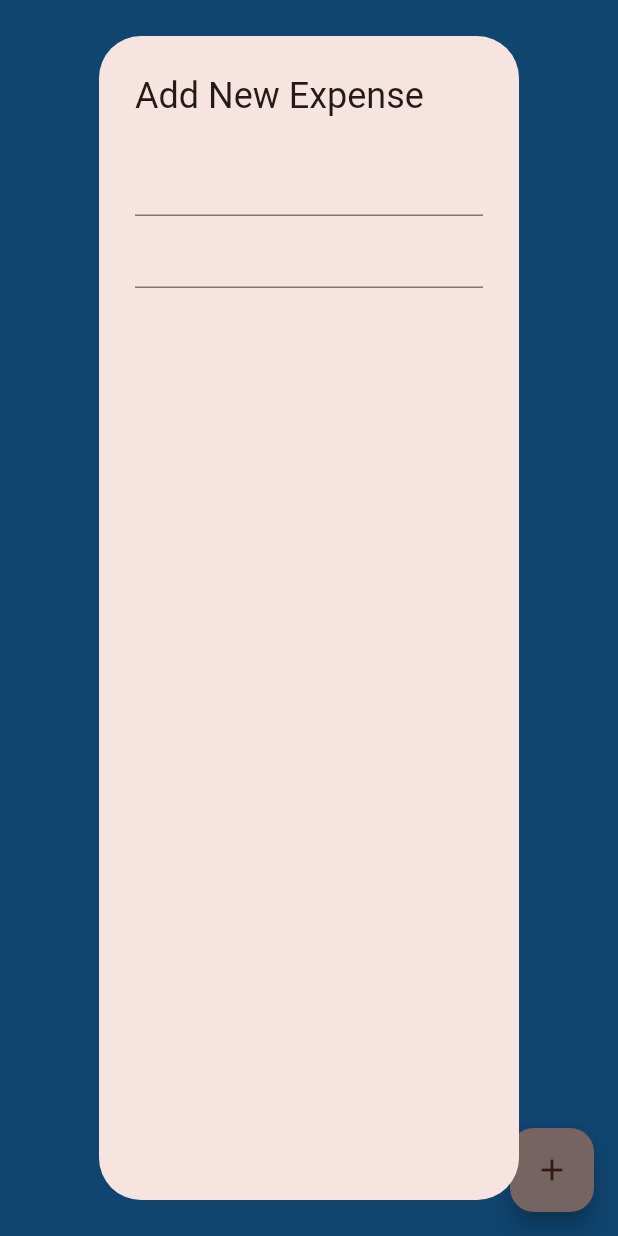
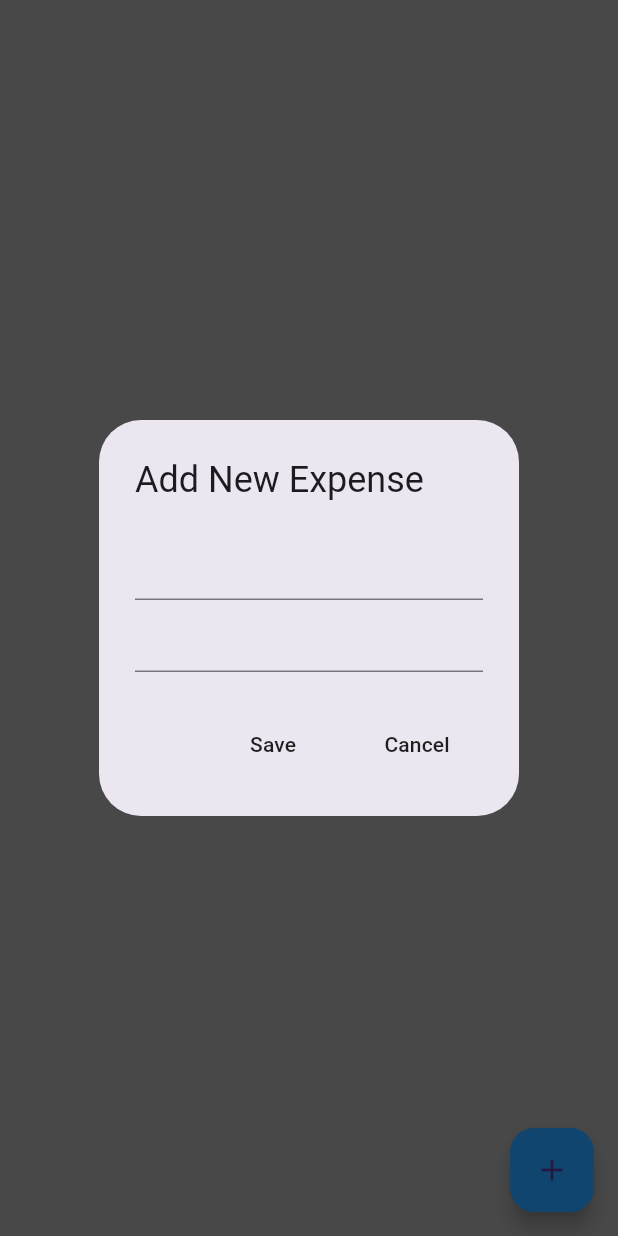
Before and after one commit to LTownsend99/Budget_App, a Flutter app: the screen it shows after launch, after a tap on the "add" icon, on a phone screen of 412 x 824 dp. Run offline on Flutter 3.47's test engine with Material 3 defaults, Android fonts, the phone set to English and light mode, and no system bars.

```diff
--- a/lib/data/expense_data.dart
+++ b/lib/data/expense_data.dart
@@ -1,7 +1,8 @@
 import 'package:budget_app/datetime/date_time_helper.dart';
 import 'package:budget_app/models/expense_item.dart';
+import 'package:flutter/cupertino.dart';
 
-class ExpenseData {
+class ExpenseData extends ChangeNotifier{
   // list ALL expenses
 
   List<ExpenseItem> overallExpenses = [];
@@ -16,12 +17,16 @@ class ExpenseData {
 
   void addNewExpense(ExpenseItem expenseItem) {
     overallExpenses.add(expenseItem);
+
+    notifyListeners();
   }
 
   // delete expense
 
   void deleteExpense(ExpenseItem expenseItem) {
     overallExpenses.remove(expenseItem);
+
+    notifyListeners();
   }
 
 //get weekday from a dataTime object
--- a/lib/datetime/date_time_helper.dart
+++ b/lib/datetime/date_time_helper.dart
@@ -1,4 +1,4 @@
-// convery a DateTime to a string in format - yyyy/mm/dd
+// convert a DateTime to a string in format - yyyy/mm/dd
 
 String convertDateTimeToString(DateTime dateTime)
 {
--- a/lib/main.dart
+++ b/lib/main.dart
@@ -1,5 +1,7 @@
+import 'package:budget_app/data/expense_data.dart';
 import 'package:budget_app/pages/home.dart';
 import 'package:flutter/material.dart';
+import 'package:provider/provider.dart';
 
 void main() {
   runApp(const MyApp());
@@ -11,27 +13,12 @@ class MyApp extends StatelessWidget {
   // This widget is the root of your application.
   @override
   Widget build(BuildContext context) {
-    return MaterialApp(
-      theme: ThemeData(
-        // This is the theme of your application.
-        //
-        // TRY THIS: Try running your application with "flutter run". You'll see
-        // the application has a purple toolbar. Then, without quitting the app,
-        // try changing the seedColor in the colorScheme below to Colors.green
-        // and then invoke "hot reload" (save your changes or press the "hot
-        // reload" button in a Flutter-supported IDE, or press "r" if you used
-        // the command line to start the app).
-        //
-        // Notice that the counter didn't reset back to zero; the application
-        // state is not lost during the reload. To reset the state, use hot
-        // restart instead.
-        //
-        // This works for code too, not just values: Most code changes can be
-        // tested with just a hot reload.
-        colorScheme: ColorScheme.fromSeed(seedColor: Colors.red),
-        useMaterial3: true,
-      ),
-      home: const HomePage(),
+    return ChangeNotifierProvider(
+      create: (context) => ExpenseData(),
+      builder: (context, child) => const MaterialApp(
+        debugShowCheckedModeBanner: false,
+        home: HomePage(),
+      )
     );
   }
 }
--- a/lib/pages/home.dart
+++ b/lib/pages/home.dart
@@ -1,56 +1,97 @@
+import 'package:budget_app/components/expense_tile.dart';
+import 'package:budget_app/data/expense_data.dart';
+import 'package:budget_app/models/expense_item.dart';
 import 'package:flutter/material.dart';
+import 'package:provider/provider.dart';
 
 class HomePage extends StatefulWidget {
   const HomePage({super.key});
-
-  // This widget is the home page of your application. It is stateful, meaning
-  // that it has a State object (defined below) that contains fields that affect
-  // how it looks.
-
-  // This class is the configuration for the state. It holds the values (in this
-  // case the title) provided by the parent (in this case the App widget) and
-  // used by the build method of the State. Fields in a Widget subclass are
-  // always marked "final".
 
   @override
   State<HomePage> createState() => _MyHomePageState();
 }
 
 class _MyHomePageState extends State<HomePage> {
+  final newExpenseNameController = TextEditingController();
+  final newExpenseAmountController = TextEditingController();
 
-  void addNewExpense()
-  {
+  //addNewExpense Method
+  void addNewExpense() {
     showDialog(
         context: context,
-        builder: (context) => const AlertDialog(
+        builder: (context) => AlertDialog(
               title: Text('Add New Expense'),
               content: Column(
+                mainAxisSize: MainAxisSize.min,
                 children: [
                   //expense name
-            TextField(),
+                  TextField(
+                    controller: newExpenseNameController,
+                  ),
                   // expense amount
-            TextField(),
+                  TextField(
+                    controller: newExpenseAmountController,
+                  ),
                   // expense date
-
                 ],
               ),
+              actions: [
+                //save button
+                MaterialButton(
+                  onPressed: save,
+                  child: Text('Save'),
+                ),
+
+                //cancel button
+                MaterialButton(
+                  onPressed: cancel,
+                  child: Text('Cancel'),
+                )
+              ],
             ));
+  }
+
+  void save() {
+    ExpenseItem newExpenseItem = ExpenseItem(
+      name: newExpenseNameController.text,
+      amount: newExpenseAmountController.text,
+      dateTime: DateTime.now(),
+    );
+
+    Provider.of<ExpenseData>(context, listen: false)
+        .addNewExpense(newExpenseItem);
+
+    Navigator.pop(context);
+    clear();
+  }
+
+  void cancel() {
+    Navigator.pop(context);
+    clear();
+  }
+
+  void clear() {
+    newExpenseAmountController.clear();
+    newExpenseNameController.clear();
   }
 
   @override
   Widget build(BuildContext context) {
-    // This method is rerun every time setState is called, for instance as done
-    // by the _incrementCounter method above.
-    //
-    // The Flutter framework has been optimized to make rerunning build methods
-    // fast, so that you can just rebuild anything that needs updating rather
-    // than having to individually change instances of widgets.
-    return Scaffold(
+    return Consumer<ExpenseData>(
+      builder: (context, value, child) => Scaffold(
+        backgroundColor: Colors.grey,
+        floatingActionButton: FloatingActionButton(
           backgroundColor: Colors.blue,
-      floatingActionButton: FloatingActionButton
-        (
           onPressed: addNewExpense,
           child: Icon(Icons.add),
+        ),
+        body: ListView.builder(
+          itemCount: value.getOverallExpenses().length,
+          itemBuilder: (context, index) => ExpenseTile(
+              name: value.getOverallExpenses()[index].name,
+              amount: value.getOverallExpenses()[index].amount,
+              dateTime: value.getOverallExpenses()[index].dateTime),
+        ),
       ),
     );
   }
--- a/pubspec.yaml
+++ b/pubspec.yaml
@@ -35,6 +35,7 @@ dependencies:
   # The following adds the Cupertino Icons font to your application.
   # Use with the CupertinoIcons class for iOS style icons.
   cupertino_icons: ^1.0.6
+  provider:
 
 dev_dependencies:
   flutter_test:
@@ -45,7 +46,7 @@ dev_dependencies:
   # activated in the `analysis_options.yaml` file located at the root of your
   # package. See that file for information about deactivating specific lint
   # rules and activating additional ones.
-  flutter_lints: ^3.0.0
+  flutter_lints: ^4.0.0
 
 # For information on the generic Dart part of this file, see the
 # following page: https://dart.dev/tools/pub/pubspec
```
Also changed, not shown: lib/components/expense_tile.dart (added, +24 -0 lines), pubspec.lock. Lines whose indentation alone changed are shown as unchanged.
